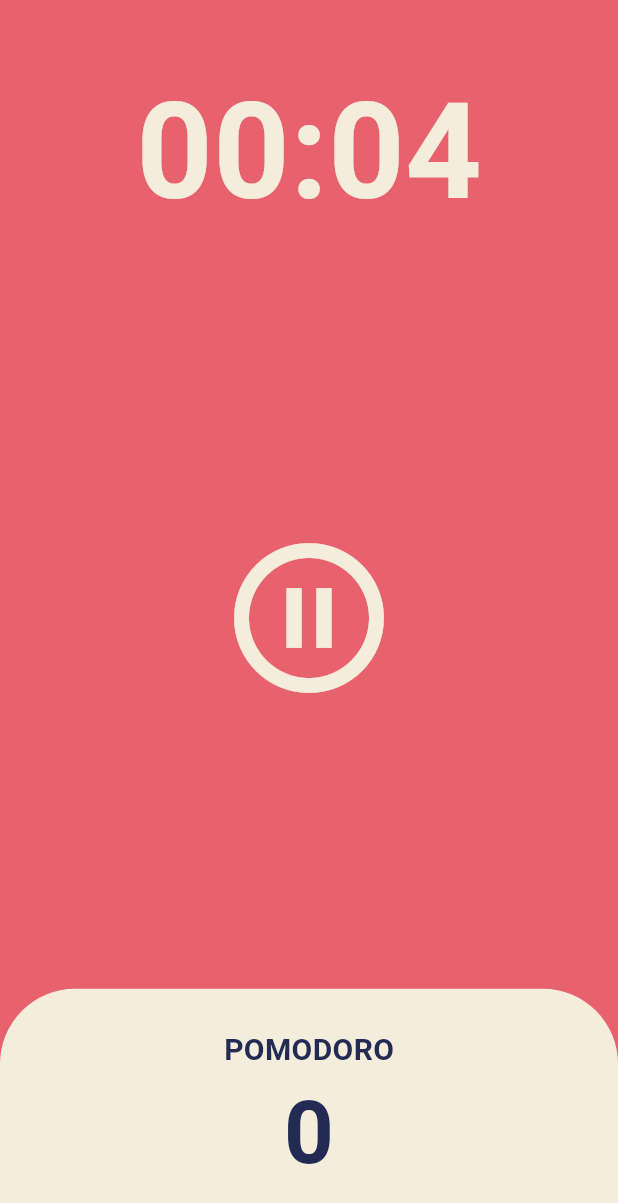
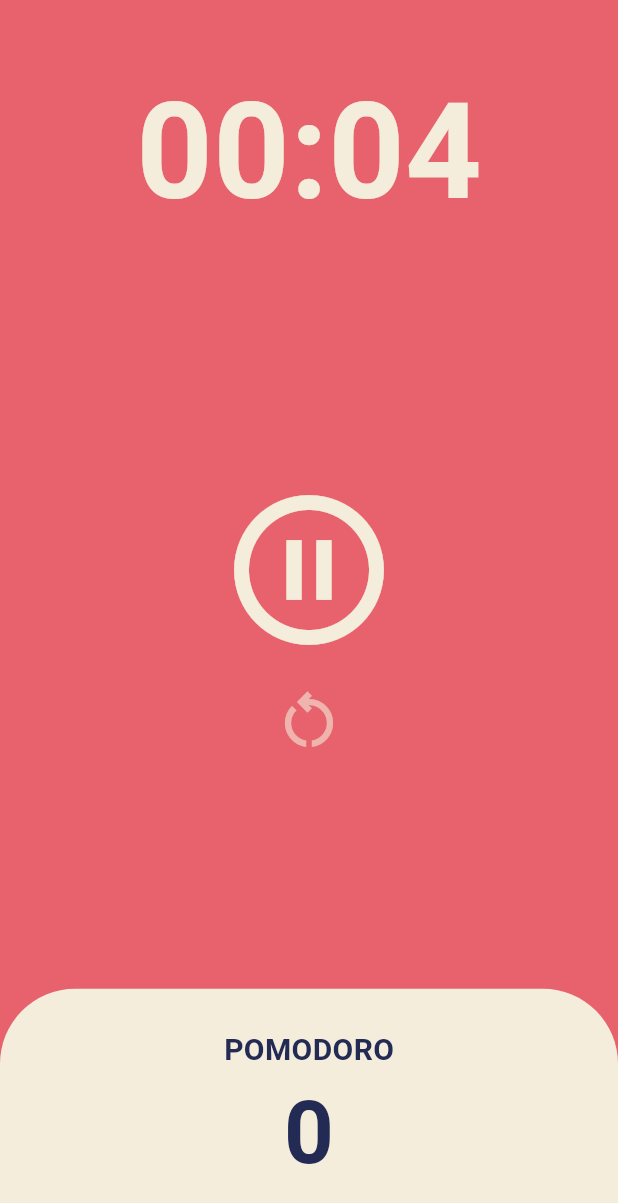
Before and after one commit to Sauvi9non/Nomad_pomodoro, a Flutter app: the screen it shows after launch, after a tap on the "play circle outline" icon, on a phone screen of 412 x 824 dp. Shown: the top 1203 px of the screen. Run offline on Flutter 3.47's test engine with Material 3 defaults, Android fonts, the phone set to English and light mode, and no system bars.

Commit message:
[FEAT] 재시작 버튼

```diff
--- a/nomad_pomodoro/lib/screens/home_screen.dart
+++ b/nomad_pomodoro/lib/screens/home_screen.dart
@@ -15,6 +15,7 @@ class _HomeScreenState extends State<HomeScreen> {
   int totalSeconds = timeSelect[0];
   late Timer timer; //사용자가 버튼 누를 때만 생성되도록 -> 나중에 초기화 된다 -> late로 이를 명시
   bool isRunning = false; //처음에는 시간이 안가니까 true, 최초 1회 누르고 나서야 false
+  bool showRestart = false;
   int totalPomodoros = 0;
 
   void onTick(Timer timer) {
@@ -38,6 +39,7 @@ class _HomeScreenState extends State<HomeScreen> {
     timer = Timer.periodic(Duration(seconds: 1), onTick);
     setState(() {
       isRunning = true; //isPause 상태 반대로
+      showRestart = true;
     });
   }
 
@@ -45,6 +47,14 @@ class _HomeScreenState extends State<HomeScreen> {
     timer.cancel();
     setState(() {
       isRunning = false;
+    });
+  }
+
+  void onRestartPressed() {
+    setState(() {
+      totalSeconds = timeSelect[0];
+      isRunning = false;
+      timer.cancel();
     });
   }
 
@@ -85,13 +95,26 @@ class _HomeScreenState extends State<HomeScreen> {
           Flexible(
             flex: 3,
             child: Center(
-              child: IconButton(
+              child: Column(
+                mainAxisAlignment: MainAxisAlignment.center,
+                children: [
+                  IconButton(
                     onPressed: isRunning ? onPausePressed : onStartPressed,
                     icon: isRunning
                         ? Icon(Icons.pause_circle_outline)
                         : Icon(Icons.play_circle_outline),
                     iconSize: 120,
                     color: Theme.of(context).cardColor,
+                  ),
+                  showRestart
+                      ? IconButton(
+                          onPressed: onRestartPressed,
+                          icon: Icon(Icons.restart_alt_outlined),
+                          iconSize: 48,
+                          color: Theme.of(context).cardColor.withAlpha(150),
+                        )
+                      : SizedBox(),
+                ],
               ),
             ),
           ),
```
Lines whose indentation alone changed are shown as unchanged.
